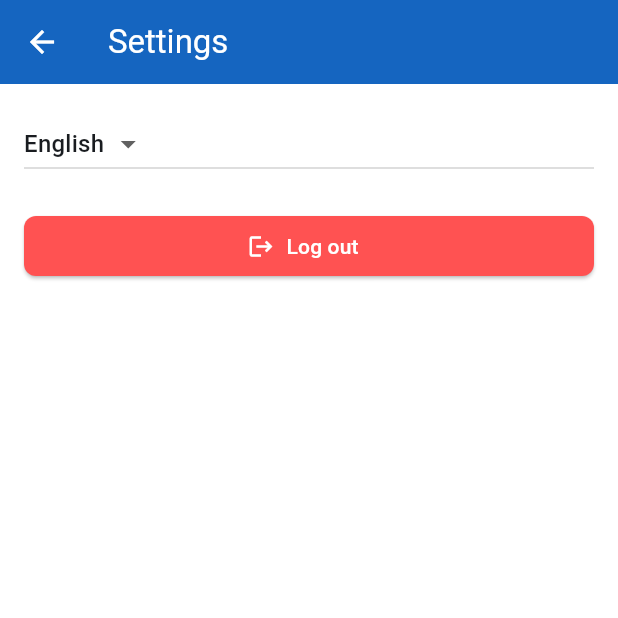
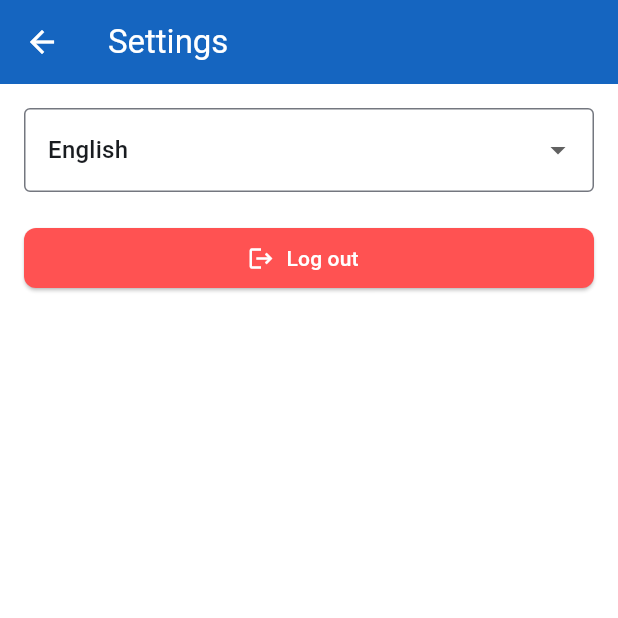
Before and after one commit to LemonBaba/bmi-calculator, a Flutter app: the SettingsScreen screen opened directly with empty values, on a phone screen of 412 x 824 dp, the top half of it. Run offline on Flutter 3.47's test engine with Material 3 defaults, Android fonts, the phone set to English and light mode, and no system bars; our stand-ins replace drift, lottie, shared_preferences; accounts and stored records are empty; generated files the repository leaves out were written again; statements that could not run were skipped.

Commit message:
adding label to settings language dropdown

```diff
--- a/lib/l10n/intl_de.arb
+++ b/lib/l10n/intl_de.arb
@@ -1,5 +1,6 @@
 {
   "@@locale": "de",
+  "language": "Sprache",
   "congratulations": "Glückwunsch!",
   "goal_bmi_achieved": "BMI-Ziel {goal} erreicht",
   "@goal_bmi_achieved": {
@@ -112,5 +113,4 @@
   "bmiCategory_obesity1": "Adipositas I",
   "bmiCategory_obesity2": "Adipositas II",
   "bmiCategory_obesity3": "Adipositas III"
-
 }
--- a/lib/l10n/intl_en.arb
+++ b/lib/l10n/intl_en.arb
@@ -1,5 +1,6 @@
 {
   "@@locale": "en",
+  "language": "Language",
   "congratulations": "Congratulations!",
   "goal_bmi_achieved": "BMI-Goal {goal} achieved",
   "@goal_bmi_achieved": {
--- a/lib/screens/settings_screen.dart
+++ b/lib/screens/settings_screen.dart
@@ -62,11 +62,15 @@ class _SettingsScreenState extends State<SettingsScreen> {
         child: Column(
           crossAxisAlignment: CrossAxisAlignment.stretch,
           children: [
-            DropdownButton<String>(
+            DropdownButtonFormField<String>(
               value: _selectedLang,
               onChanged: (value) {
                 if (value != null) _changeLanguage(value);
               },
+              decoration: InputDecoration(
+                labelText: l10n.language,
+                border: OutlineInputBorder(),
+              ),
               items: AppLocalizations.supportedLocales.map((locale) {
                 return DropdownMenuItem(
                   value: locale.languageCode,
```
